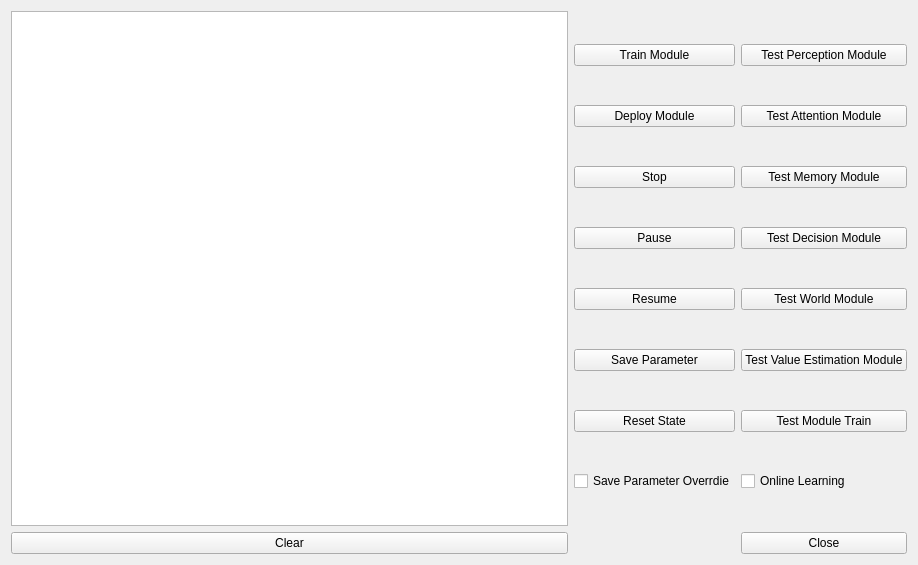
First picture: the form in IRSGUI/BrainDeepLearnForm.ui, repository yhlmaybe/Intelligent-Robot-System, before the edit.
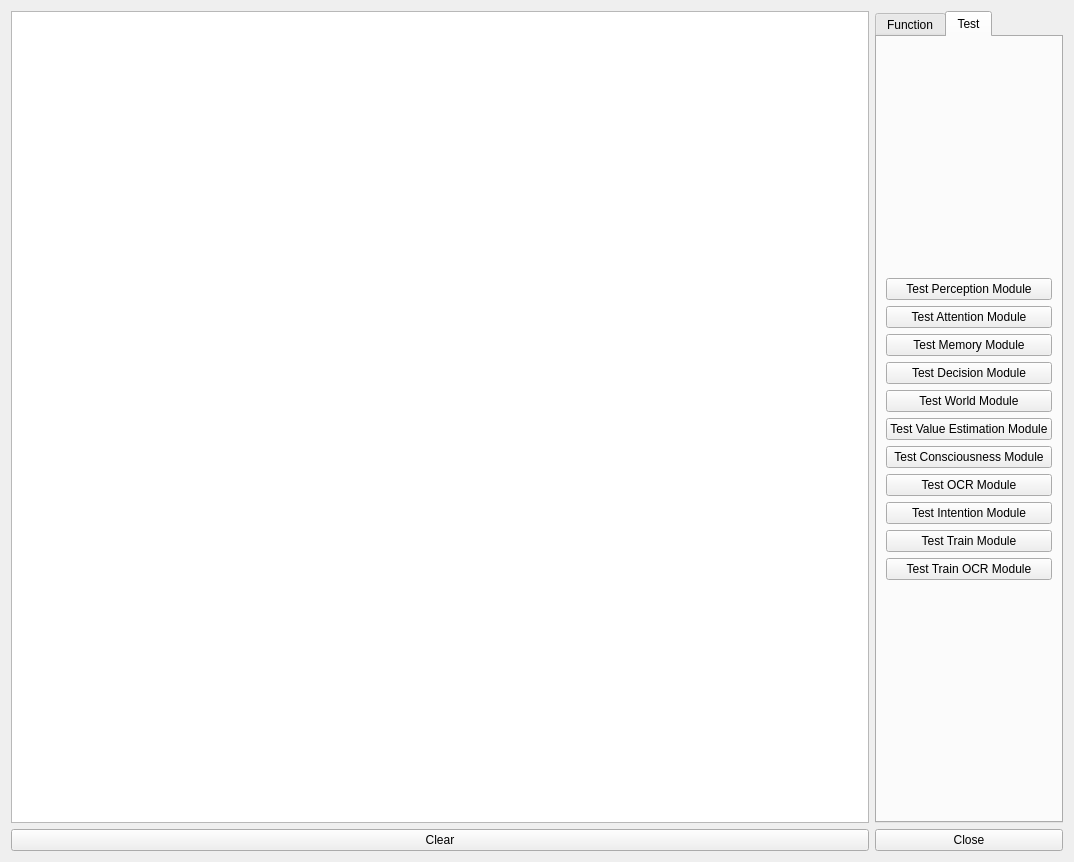
Second picture: the form after the edit.

Commit message: Optimize the UI interface and add function buttons

The edit to the form file:
```diff
--- a/IRSGUI/BrainDeepLearnForm.ui
+++ b/IRSGUI/BrainDeepLearnForm.ui
@@ -6,8 +6,8 @@
    <rect>
     <x>0</x>
     <y>0</y>
-    <width>918</width>
-    <height>565</height>
+    <width>1074</width>
+    <height>862</height>
    </rect>
   </property>
   <property name="contextMenuPolicy">
@@ -17,80 +17,40 @@
    <string>BrainDeepLearnForm</string>
   </property>
   <layout class="QGridLayout" name="gridLayout">
-   <item row="0" column="0">
-    <layout class="QHBoxLayout" name="horizontalLayout">
-     <item>
-      <widget class="QTextBrowser" name="message_textBrowser"/>
-     </item>
-    </layout>
-   </item>
-   <item row="0" column="2">
-    <layout class="QVBoxLayout" name="verticalLayout">
-     <item>
-      <widget class="QPushButton" name="testPerceptionModule_pushButton">
+   <item row="2" column="1" colspan="2">
+    <widget class="QPushButton" name="close_pushButton">
        <property name="text">
-        <string>Test Perception Module</string>
+      <string>Close</string>
        </property>
       </widget>
      </item>
-     <item>
-      <widget class="QPushButton" name="testAttentionModulel_pushButton">
-       <property name="text">
-        <string>Test Attention Module</string>
-       </property>
-      </widget>
-     </item>
-     <item>
-      <widget class="QPushButton" name="testMemoryModule_pushButton">
-       <property name="text">
-        <string>Test Memory Module</string>
-       </property>
-      </widget>
-     </item>
-     <item>
-      <widget class="QPushButton" name="testDecisionModule_pushButton">
-       <property name="text">
-        <string>Test Decision Module</string>
-       </property>
-      </widget>
-     </item>
-     <item>
-      <widget class="QPushButton" name="testWorldModule_pushButton">
-       <property name="text">
-        <string>Test World Module</string>
-       </property>
-       <property name="shortcut">
-        <string>Ctrl+S</string>
-       </property>
-      </widget>
-     </item>
-     <item>
-      <widget class="QPushButton" name="testValueEstimationModule_pushButton">
-       <property name="text">
-        <string>Test Value Estimation Module</string>
-       </property>
-      </widget>
-     </item>
-     <item>
-      <widget class="QPushButton" name="testTrainAndDeploy_pushButton">
-       <property name="text">
-        <string>Test Module Train</string>
-       </property>
-      </widget>
-     </item>
-     <item>
-      <widget class="QCheckBox" name="onlineLearning_checkBox">
-       <property name="text">
-        <string>Online Learning</string>
-       </property>
-      </widget>
-     </item>
-    </layout>
-   </item>
-   <item row="0" column="1">
-    <layout class="QHBoxLayout" name="horizontalLayout_3">
+   <item row="0" column="1" colspan="2">
+    <widget class="QTabWidget" name="tabWidget">
+     <property name="sizePolicy">
+      <sizepolicy hsizetype="Fixed" vsizetype="Expanding">
+       <horstretch>0</horstretch>
+       <verstretch>0</verstretch>
+      </sizepolicy>
+     </property>
+     <property name="baseSize">
+      <size>
+       <width>0</width>
+       <height>0</height>
+      </size>
+     </property>
+     <property name="currentIndex">
+      <number>1</number>
+     </property>
+     <widget class="QWidget" name="tab_Function">
+      <attribute name="title">
+       <string>Function</string>
+      </attribute>
+      <layout class="QHBoxLayout" name="horizontalLayout_2">
      <item>
       <layout class="QVBoxLayout" name="verticalLayout_2">
+         <property name="spacing">
+          <number>6</number>
+         </property>
        <item>
         <widget class="QPushButton" name="trainModule_pushButton">
          <property name="text">
@@ -140,6 +100,13 @@
          </property>
         </widget>
        </item>
+         <item>
+          <widget class="QCheckBox" name="onlineLearning_checkBox">
+           <property name="text">
+            <string>Online Learning</string>
+           </property>
+          </widget>
+         </item>
        <item>
         <widget class="QCheckBox" name="saveParmOverride_checkBox">
          <property name="text">
@@ -150,15 +117,114 @@
       </layout>
      </item>
     </layout>
-   </item>
-   <item row="1" column="2">
-    <widget class="QPushButton" name="close_pushButton">
+     </widget>
+     <widget class="QWidget" name="tab_Test">
+      <attribute name="title">
+       <string>Test</string>
+      </attribute>
+      <layout class="QVBoxLayout" name="verticalLayout_4">
+       <item>
+        <layout class="QVBoxLayout" name="verticalLayout">
+         <property name="spacing">
+          <number>6</number>
+         </property>
+         <property name="sizeConstraint">
+          <enum>QLayout::SetDefaultConstraint</enum>
+         </property>
+         <item>
+          <widget class="QPushButton" name="testPerceptionModule_pushButton">
+           <property name="text">
+            <string>Test Perception Module</string>
+           </property>
+          </widget>
+         </item>
+         <item>
+          <widget class="QPushButton" name="testAttentionModulel_pushButton">
      <property name="text">
-      <string>Close</string>
+            <string>Test Attention Module</string>
      </property>
     </widget>
    </item>
-   <item row="1" column="0">
+         <item>
+          <widget class="QPushButton" name="testMemoryModule_pushButton">
+           <property name="text">
+            <string>Test Memory Module</string>
+           </property>
+          </widget>
+         </item>
+         <item>
+          <widget class="QPushButton" name="testDecisionModule_pushButton">
+           <property name="text">
+            <string>Test Decision Module</string>
+           </property>
+          </widget>
+         </item>
+         <item>
+          <widget class="QPushButton" name="testWorldModule_pushButton">
+           <property name="text">
+            <string>Test World Module</string>
+           </property>
+           <property name="shortcut">
+            <string>Ctrl+S</string>
+           </property>
+          </widget>
+         </item>
+         <item>
+          <widget class="QPushButton" name="testValueEstimationModule_pushButton">
+           <property name="text">
+            <string>Test Value Estimation Module</string>
+           </property>
+          </widget>
+         </item>
+         <item>
+          <widget class="QPushButton" name="testConsciousnessModule_pushButton">
+           <property name="text">
+            <string>Test Consciousness Module</string>
+           </property>
+          </widget>
+         </item>
+         <item>
+          <widget class="QPushButton" name="testOCRModule_pushButton">
+           <property name="text">
+            <string>Test OCR Module</string>
+           </property>
+          </widget>
+         </item>
+         <item>
+          <widget class="QPushButton" name="testIntentionModule_pushButton">
+           <property name="text">
+            <string>Test Intention Module</string>
+           </property>
+          </widget>
+         </item>
+         <item>
+          <widget class="QPushButton" name="testTrainModule_pushButton">
+           <property name="text">
+            <string>Test Train Module</string>
+           </property>
+          </widget>
+         </item>
+         <item>
+          <widget class="QPushButton" name="testTrainOCRModule_pushButton">
+           <property name="text">
+            <string>Test Train OCR Module</string>
+           </property>
+          </widget>
+         </item>
+        </layout>
+       </item>
+      </layout>
+     </widget>
+    </widget>
+   </item>
+   <item row="0" column="0">
+    <layout class="QHBoxLayout" name="horizontalLayout">
+     <item>
+      <widget class="QTextBrowser" name="message_textBrowser"/>
+     </item>
+    </layout>
+   </item>
+   <item row="2" column="0">
     <widget class="QPushButton" name="clear_pushButton">
      <property name="text">
       <string>Clear</string>
```
Left out of the diff: 7 changed lines with no effect on the pictures. Lines whose indentation alone changed are shown as unchanged. The commit also changes 2 other files.
